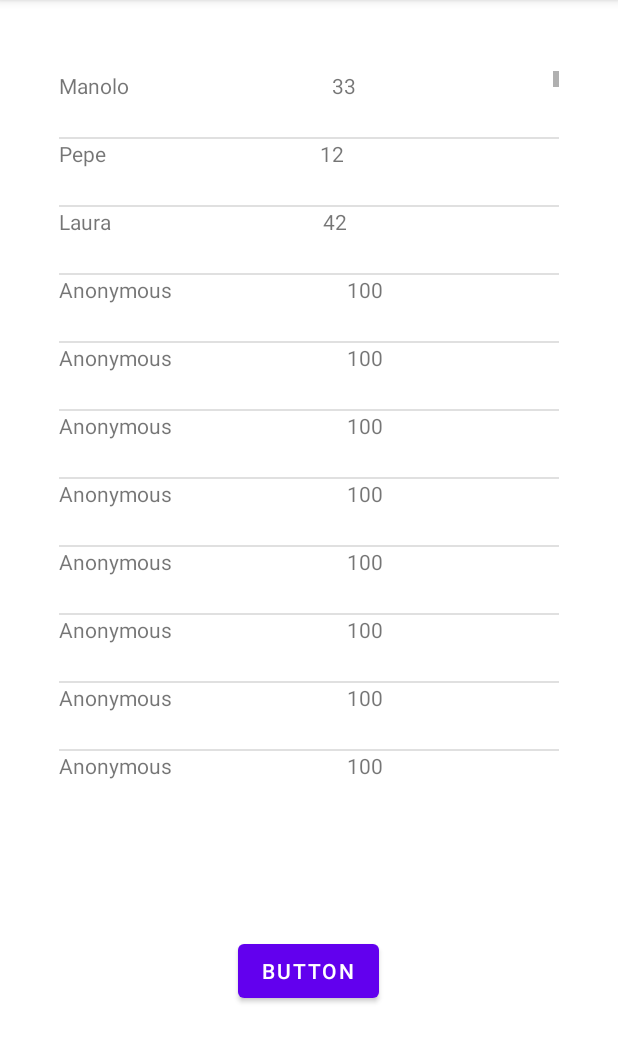
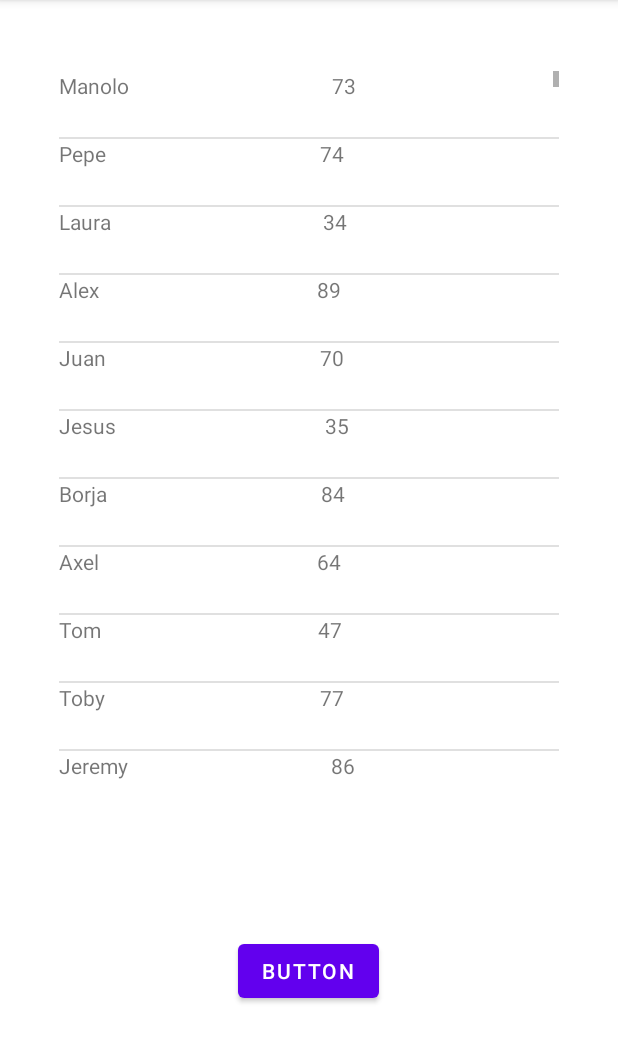
Before and after one commit to ErikTamanoSantos/Listilla, an Android app: the screen it shows after launch (MainActivity), after a tap on "BUTTON", on a phone screen of 412 x 824 dp, the part 84-1147 px from its top. Run offline under Robolectric (Android 15) with nearby library versions, the phone set to English and light mode, and no system bars.

Commit message:
Ex 2 acabat

```diff
--- a/app/src/main/java/com/example/listilla/MainActivity.java
+++ b/app/src/main/java/com/example/listilla/MainActivity.java
@@ -16,6 +16,7 @@ public class MainActivity extends AppCompatActivity {
         public int intents;
         public String nom;
 
+
         public Record(int _intents, String _nom ) {
             intents = _intents;
             nom = _nom;
@@ -23,6 +24,9 @@ public class MainActivity extends AppCompatActivity {
     }
     // Model = Taula de records: utilitzem ArrayList
     ArrayList<Record> records;
+
+    // ArrayList amb noms per a afegir quan es premi el botó
+    ArrayList<String> noms;
 
     // ArrayAdapter serà l'intermediari amb la ListView
     ArrayAdapter<Record> adapter;
@@ -35,9 +39,38 @@ public class MainActivity extends AppCompatActivity {
         // Inicialitzem model
         records = new ArrayList<Record>();
         // Afegim alguns exemples
-        records.add( new Record(33,"Manolo") );
-        records.add( new Record(12,"Pepe") );
-        records.add( new Record(42,"Laura") );
+        records.add( new Record((int) (Math.random() * 100),"Manolo") );
+        records.add( new Record((int) (Math.random() * 100),"Pepe") );
+        records.add( new Record((int) (Math.random() * 100),"Laura") );
+        records.add( new Record((int) (Math.random() * 100), "Alex"));
+        records.add( new Record((int) (Math.random() * 100), "Juan"));
+        records.add( new Record((int) (Math.random() * 100), "Jesus"));
+
+        noms = new ArrayList<String>();
+
+        noms.add("Alejandro");
+        noms.add("Borja");
+        noms.add("Jeremy");
+        noms.add("Andy");
+        noms.add("Toby");
+        noms.add("Tom");
+        noms.add("Jack");
+        noms.add("Randall");
+        noms.add("James");
+        noms.add("Will");
+        noms.add("Rafa");
+        noms.add("Irene");
+        noms.add("Argentina");
+        noms.add("Ivan");
+        noms.add("Sergi");
+        noms.add("Sergio");
+        noms.add("Alex");
+        noms.add("Axel");
+        noms.add("Alexander");
+        noms.add("Albert");
+        noms.add("Edu");
+        noms.add("Eduardo");
+
 
         // Inicialitzem l'ArrayAdapter amb el layout pertinent
         adapter = new ArrayAdapter<Record>( this, R.layout.list_item, records )
@@ -68,7 +101,8 @@ public class MainActivity extends AppCompatActivity {
             @Override
             public void onClick(View v) {
                 for (int i=0;i<500;i++) {
-                    records.add(new Record(100, "Anonymous"));
+                    int index = (int) (Math.random() * records.size());
+                    records.add(new Record((int) (Math.random()*100), noms.get((int) (Math.random()*noms.size()))));
                 }
                 // notificar l'adapter dels canvis al model
                 adapter.notifyDataSetChanged();
```
